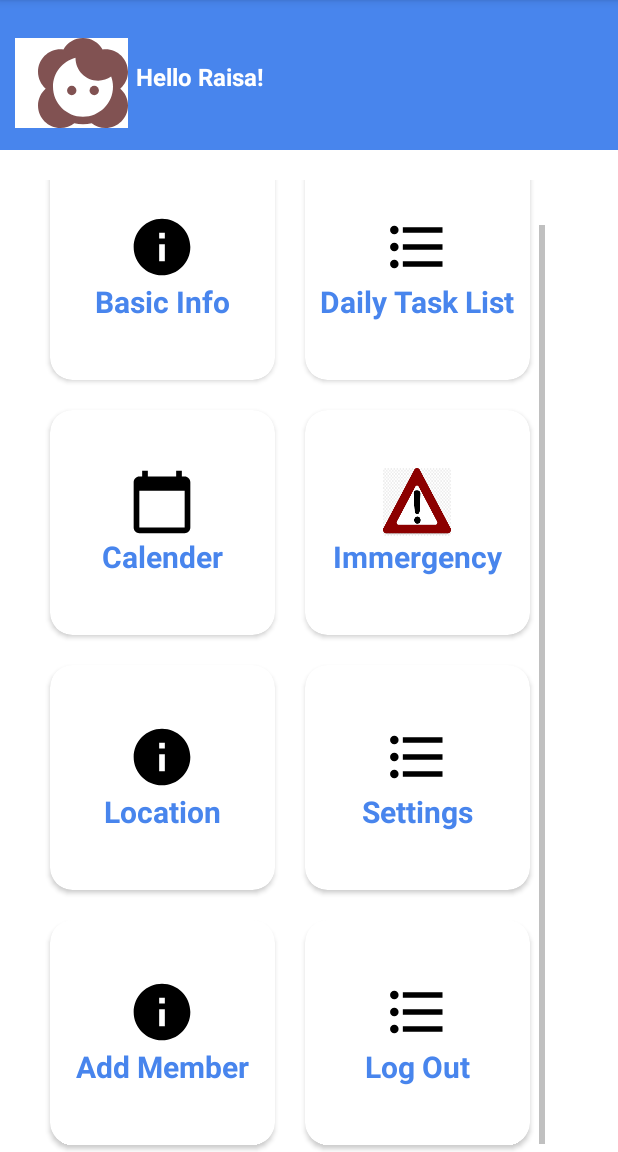
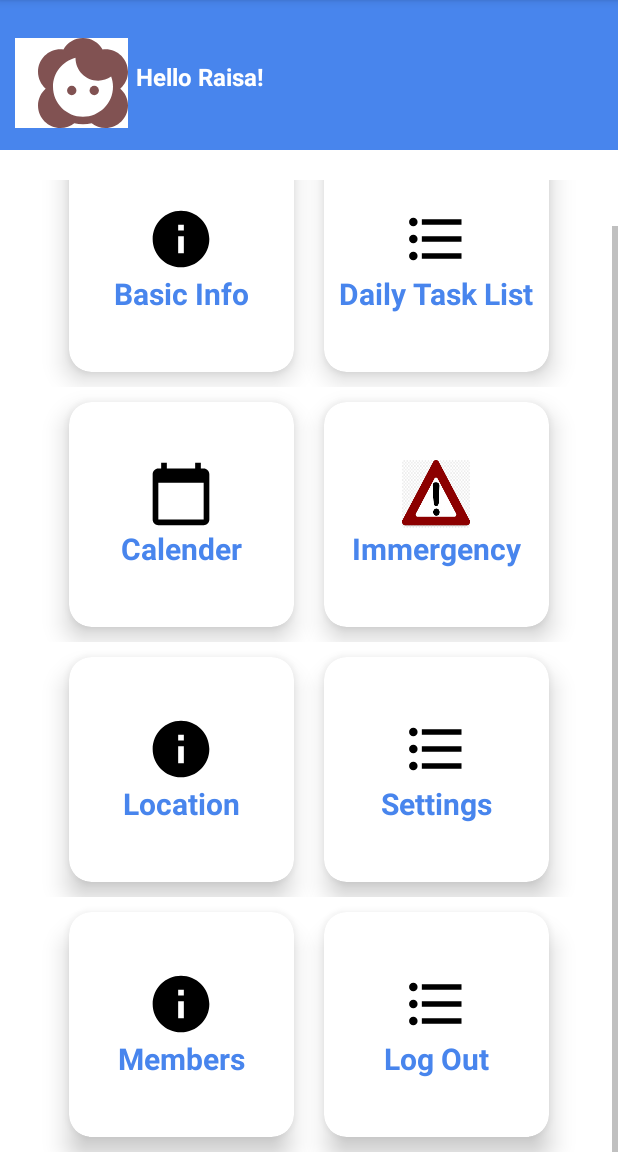
Before and after one commit to Raisa-islam/CarePlus, an Android app: the MainActivity2 screen opened directly, with no data from a screen before it, scrolled down 32 dp, on a phone screen of 412 x 824 dp, the part 84-1236 px from its top. Run offline under Robolectric (Android 15) with nearby library versions, the phone set to English and light mode, and no system bars.

Commit message:
3rd commit. only card view xmls ready... more things to do

```diff
--- a/app/src/main/java/com/raisa/update1/MainActivity2.java
+++ b/app/src/main/java/com/raisa/update1/MainActivity2.java
@@ -6,15 +6,20 @@ import androidx.cardview.widget.CardView;
 import android.content.Intent;
 import android.os.Bundle;
 import android.view.View;
+import android.widget.Toast;
 
 public class MainActivity2 extends AppCompatActivity {
-    CardView task;
+    CardView task, basic_info, settings, log_out, member, location, calender, immergency;
     @Override
     protected void onCreate(Bundle savedInstanceState) {
         super.onCreate(savedInstanceState);
         setContentView(R.layout.activity_main2);
 
         task = findViewById(R.id.CardTask);
+        basic_info = findViewById(R.id.card_Basic);
+        settings = findViewById(R.id.Card_settings);
+        log_out = findViewById(R.id.Card_Logout);
+        member = findViewById(R.id.card_AddMember);
 
         task.setOnClickListener(new View.OnClickListener() {
             @Override
@@ -23,5 +28,38 @@ public class MainActivity2 extends AppCompatActivity {
                 startActivity(i);
             }
         });
+
+        basic_info.setOnClickListener(new View.OnClickListener() {
+            @Override
+            public void onClick(View view) {
+                Intent i = new Intent(MainActivity2.this, Basic_info_card.class);
+                startActivity(i);
+            }
+        });
+        settings.setOnClickListener(new View.OnClickListener() {
+            @Override
+            public void onClick(View view) {
+                Intent i = new Intent(MainActivity2.this, settings_card.class);
+                startActivity(i);
+            }
+        });
+        member.setOnClickListener(new View.OnClickListener() {
+            @Override
+            public void onClick(View view) {
+                Intent i = new Intent(MainActivity2.this, Member_card.class);
+                startActivity(i);
+            }
+        });
+
+
+        //********************************************************************************************************** logout relating to database
+        log_out.setOnClickListener(new View.OnClickListener() {
+            @Override
+            public void onClick(View view) {
+                Intent i = new Intent(MainActivity2.this, MainActivity.class);
+                startActivity(i);
+                Toast.makeText(MainActivity2.this, "Logged out!", Toast.LENGTH_SHORT).show();
+            }
+        });
     }
 }
--- /dev/null
+++ b/app/src/main/res/drawable/ic_baseline_edit_note_24.xml
@@ -0,0 +1,5 @@
+<vector android:height="24dp" android:tint="#4885ED"
+    android:viewportHeight="24" android:viewportWidth="24"
+    android:width="24dp" xmlns:android="http://schemas.android.com/apk/res/android">
+    <path android:fillColor="@android:color/white" android:pathData="M3,10h11v2H3V10zM3,8h11V6H3V8zM3,16h7v-2H3V16zM18.01,12.87l0.71,-0.71c0.39,-0.39 1.02,-0.39 1.41,0l0.71,0.71c0.39,0.39 0.39,1.02 0,1.41l-0.71,0.71L18.01,12.87zM17.3,13.58l-5.3,5.3V21h2.12l5.3,-5.3L17.3,13.58z"/>
+</vector>
--- /dev/null
+++ b/app/src/main/res/drawable/ic_edit_note_24.xml
@@ -0,0 +1,5 @@
+<vector android:height="24dp" android:tint="#FFFFFF"
+    android:viewportHeight="24" android:viewportWidth="24"
+    android:width="24dp" xmlns:android="http://schemas.android.com/apk/res/android">
+    <path android:fillColor="@android:color/white" android:pathData="M3,10h11v2H3V10zM3,8h11V6H3V8zM3,16h7v-2H3V16zM18.01,12.87l0.71,-0.71c0.39,-0.39 1.02,-0.39 1.41,0l0.71,0.71c0.39,0.39 0.39,1.02 0,1.41l-0.71,0.71L18.01,12.87zM17.3,13.58l-5.3,5.3V21h2.12l5.3,-5.3L17.3,13.58z"/>
+</vector>
--- a/app/src/main/res/layout/activity_main2.xml
+++ b/app/src/main/res/layout/activity_main2.xml
@@ -55,154 +55,175 @@
 
 
     </FrameLayout>
+
     <ScrollView
-        android:layout_width="wrap_content"
+        android:layout_width="match_parent"
         android:layout_height="wrap_content"
-        android:layout_marginTop="20dp"
-        android:layout_below="@+id/frame1">
+        android:layout_below="@+id/frame1"
+        android:layout_marginTop="20dp">
+
         <LinearLayout
-            android:layout_marginTop="5dp"
             android:layout_width="match_parent"
+            android:layout_height="wrap_content"
+            android:layout_gravity="center_horizontal"
             android:gravity="center"
-            android:layout_marginLeft="23dp"
-            android:orientation="vertical"
-            android:layout_height="wrap_content" >
+            android:orientation="vertical">
+
             <LinearLayout
                 android:layout_width="match_parent"
                 android:layout_height="wrap_content"
-                android:layout_weight="1"
-                android:layout_gravity="center">
+                android:layout_gravity="center_horizontal"
+                android:gravity="center_horizontal"
+                android:layout_weight="1">
 
                 <androidx.cardview.widget.CardView
+                    android:id="@+id/card_Basic"
                     android:layout_width="150dp"
                     android:layout_height="150dp"
+                    android:layout_margin="10dp"
+                    android:padding="25dp"
+                    app:cardBackgroundColor="@color/white"
                     app:cardCornerRadius="15dp"
-                    android:layout_margin="10dp"
-                    android:id="@+id/card_Basic"
-                    app:cardBackgroundColor="@color/white"
-                    android:padding="25dp">
+                    app:cardElevation="10dp">
+
                     <LinearLayout
                         android:layout_width="wrap_content"
                         android:layout_height="wrap_content"
-                        android:orientation="vertical"
-                        android:layout_gravity="center">
+                        android:layout_gravity="center"
+                        android:orientation="vertical">
+
                         <ImageView
                             android:layout_width="45dp"
                             android:layout_height="45dp"
-                            android:background="@drawable/ic_baseline_info_24"
-                            android:layout_gravity="center"/>
+                            android:layout_gravity="center"
+                            android:background="@drawable/ic_baseline_info_24" />
 
                         <TextView
                             android:layout_width="wrap_content"
                             android:layout_height="wrap_content"
                             android:text="Basic Info"
                             android:textColor="@color/colorAccent"
-                            android:textStyle="bold"
-                            android:textSize="20sp" />
+                            android:textSize="20sp"
+                            android:textStyle="bold" />
                     </LinearLayout>
                 </androidx.cardview.widget.CardView>
+
                 <androidx.cardview.widget.CardView
+                    android:id="@+id/CardTask"
                     android:layout_width="150dp"
                     android:layout_height="150dp"
+                    android:layout_margin="10dp"
+                    android:padding="20dp"
+                    app:cardBackgroundColor="@color/white"
                     app:cardCornerRadius="15dp"
-                    android:layout_margin="10dp"
-                    android:id="@+id/CardTask"
-                    android:padding="20dp"
-                    app:cardBackgroundColor="@color/white">
+                    app:cardElevation="10dp">
+
                     <LinearLayout
                         android:layout_width="wrap_content"
                         android:layout_height="wrap_content"
-                        android:orientation="vertical"
-                        android:layout_gravity="center">
+                        android:layout_gravity="center"
+                        android:orientation="vertical">
+
                         <ImageView
                             android:layout_width="45dp"
                             android:layout_height="45dp"
-                            android:background="@drawable/ic_baseline_format_list_bulleted_24"
-                            android:layout_gravity="center"/>
+                            android:layout_gravity="center"
+                            android:background="@drawable/ic_baseline_format_list_bulleted_24" />
 
                         <TextView
                             android:layout_width="wrap_content"
                             android:layout_height="wrap_content"
                             android:text="Daily Task List"
-                            android:textStyle="bold"
                             android:textColor="@color/colorAccent"
-                            android:textSize="20sp" />
+                            android:textSize="20sp"
+                            android:textStyle="bold" />
                     </LinearLayout>
                 </androidx.cardview.widget.CardView>
+
                 <LinearLayout
-                    android:layout_height="wrap_content"
-                    android:layout_width="wrap_content">
+                    android:layout_width="wrap_content"
+                    android:layout_height="wrap_content">
 
                 </LinearLayout>
                 />
 
             </LinearLayout>
+
             <LinearLayout
                 android:layout_width="match_parent"
                 android:layout_height="wrap_content"
                 android:layout_weight="1">
+
                 <LinearLayout
                     android:layout_width="match_parent"
                     android:layout_height="wrap_content"
-                    android:layout_weight="1"
-                    android:layout_gravity="center">
+                    android:layout_gravity="center_horizontal"
+                    android:gravity="center_horizontal"
+                    android:layout_weight="1">
 
                     <androidx.cardview.widget.CardView
+                        android:id="@+id/card_Calender"
                         android:layout_width="150dp"
                         android:layout_height="150dp"
+                        android:layout_margin="10dp"
+                        android:padding="23dp"
+                        app:cardBackgroundColor="@color/white"
                         app:cardCornerRadius="15dp"
-                        android:layout_margin="10dp"
-                        android:id="@+id/card_Calender"
-                        android:padding="23dp"
-                        app:cardBackgroundColor="@color/white">
+                        app:cardElevation="10dp">
+
                         <LinearLayout
                             android:layout_width="wrap_content"
 
                             android:layout_height="wrap_content"
-                            android:orientation="vertical"
-                            android:layout_gravity="center">
+                            android:layout_gravity="center"
+                            android:orientation="vertical">
+
                             <ImageView
                                 android:layout_width="45dp"
                                 android:layout_height="45dp"
-                                android:background="@drawable/ic_baseline_calendar_today_24"
-                                android:layout_gravity="center"/>
+                                android:layout_gravity="center"
+                                android:background="@drawable/ic_baseline_calendar_today_24" />
 
                             <TextView
                                 android:layout_width="wrap_content"
                                 android:layout_height="wrap_content"
                                 android:text="Calender"
-                                android:textStyle="bold"
                                 android:textColor="@color/colorAccent"
-                                android:textSize="20sp" />
+                                android:textSize="20sp"
+                                android:textStyle="bold" />
                         </LinearLayout>
                     </androidx.cardview.widget.CardView>
+
                     <androidx.cardview.widget.CardView
+                        android:id="@+id/card_immergency"
                         android:layout_width="150dp"
                         android:layout_height="150dp"
+                        android:layout_margin="10dp"
+                        android:padding="23dp"
+                        app:cardBackgroundColor="@color/white"
                         app:cardCornerRadius="15dp"
-                        android:layout_margin="10dp"
-                        android:id="@+id/card_immergency"
-                        android:padding="23dp"
-                        app:cardBackgroundColor="@color/white">
+                        app:cardElevation="10dp">
+
                         <LinearLayout
                             android:layout_width="wrap_content"
 
                             android:layout_height="wrap_content"
-                            android:orientation="vertical"
-                            android:layout_gravity="center">
+                            android:layout_gravity="center"
+                            android:orientation="vertical">
+
                             <ImageView
                                 android:layout_width="45dp"
                                 android:layout_height="45dp"
-                                android:background="@drawable/images"
-                                android:layout_gravity="center"/>
+                                android:layout_gravity="center"
+                                android:background="@drawable/images" />
 
                             <TextView
                                 android:layout_width="wrap_content"
                                 android:layout_height="wrap_content"
                                 android:text="Immergency"
-                                android:textStyle="bold"
                                 android:textColor="@color/colorAccent"
-                                android:textSize="20sp" />
+                                android:textSize="20sp"
+                                android:textStyle="bold" />
                         </LinearLayout>
                     </androidx.cardview.widget.CardView>
 
@@ -213,138 +234,157 @@
             <LinearLayout
                 android:layout_width="match_parent"
                 android:layout_height="wrap_content"
-                android:layout_weight="1"
-                android:layout_gravity="center">
+                android:layout_gravity="center_horizontal"
+                android:gravity="center_horizontal"
+                android:layout_weight="1">
 
                 <androidx.cardview.widget.CardView
+                    android:id="@+id/card_Location"
                     android:layout_width="150dp"
                     android:layout_height="150dp"
+                    android:layout_margin="10dp"
+                    android:padding="25dp"
+                    app:cardBackgroundColor="@color/white"
                     app:cardCornerRadius="15dp"
-                    android:layout_margin="10dp"
-                    android:id="@+id/card_Location"
-                    app:cardBackgroundColor="@color/white"
-                    android:padding="25dp">
+                    app:cardElevation="10dp">
+
                     <LinearLayout
                         android:layout_width="wrap_content"
                         android:layout_height="wrap_content"
-                        android:orientation="vertical"
-                        android:layout_gravity="center">
+                        android:layout_gravity="center"
+                        android:orientation="vertical">
+
                         <ImageView
                             android:layout_width="45dp"
                             android:layout_height="45dp"
-                            android:background="@drawable/ic_baseline_info_24"
-                            android:layout_gravity="center"/>
+                            android:layout_gravity="center"
+                            android:background="@drawable/ic_baseline_info_24" />
 
                         <TextView
                             android:layout_width="wrap_content"
                             android:layout_height="wrap_content"
                             android:text="Location"
                             android:textColor="@color/colorAccent"
-                            android:textStyle="bold"
-                            android:textSize="20sp" />
+                            android:textSize="20sp"
+                            android:textStyle="bold" />
                     </LinearLayout>
                 </androidx.cardview.widget.CardView>
+
                 <androidx.cardview.widget.CardView
+                    android:id="@+id/Card_settings"
                     android:layout_width="150dp"
                     android:layout_height="150dp"
+                    android:layout_margin="10dp"
+                    android:padding="20dp"
+                    app:cardBackgroundColor="@color/white"
                     app:cardCornerRadius="15dp"
-                    android:layout_margin="10dp"
-                    android:id="@+id/Card_settings"
-                    android:padding="20dp"
-                    app:cardBackgroundColor="@color/white">
+                    app:cardElevation="10dp">
+
                     <LinearLayout
                         android:layout_width="wrap_content"
                         android:layout_height="wrap_content"
-                        android:orientation="vertical"
-                        android:layout_gravity="center">
+                        android:layout_gravity="center"
+                        android:orientation="vertical">
+
                         <ImageView
                             android:layout_width="45dp"
                             android:layout_height="45dp"
-                            android:background="@drawable/ic_baseline_format_list_bulleted_24"
-                            android:layout_gravity="center"/>
+                            android:layout_gravity="center"
+                            android:background="@drawable/ic_baseline_format_list_bulleted_24" />
 
                         <TextView
                             android:layout_width="wrap_content"
                             android:layout_height="wrap_content"
                             android:text="Settings"
-                            android:textStyle="bold"
                             android:textColor="@color/colorAccent"
-                            android:textSize="20sp" />
+                            android:textSize="20sp"
+                            android:textStyle="bold" />
                     </LinearLayout>
                 </androidx.cardview.widget.CardView>
+
                 <LinearLayout
-                    android:layout_height="wrap_content"
-                    android:layout_width="wrap_content">
+                    android:layout_width="wrap_content"
+                    android:layout_height="wrap_content">
 
                 </LinearLayout>
                 />
 
             </LinearLayout>
+
             <LinearLayout
                 android:layout_width="match_parent"
                 android:layout_height="wrap_content"
-                android:layout_weight="1"
-                android:layout_gravity="center">
+                android:layout_gravity="center_horizontal"
+                android:gravity="center_horizontal"
+                android:layout_weight="1">
 
                 <androidx.cardview.widget.CardView
+                    android:id="@+id/card_AddMember"
                     android:layout_width="150dp"
                     android:layout_height="150dp"
+                    android:layout_margin="10dp"
+                    android:padding="25dp"
+                    app:cardBackgroundColor="@color/white"
                     app:cardCornerRadius="15dp"
-                    android:layout_margin="10dp"
-                    android:id="@+id/card_AddMember"
-                    app:cardBackgroundColor="@color/white"
-                    android:padding="25dp">
+                    app:cardElevation="10dp">
+
                     <LinearLayout
                         android:layout_width="wrap_content"
                         android:layout_height="wrap_content"
-                        android:orientation="vertical"
-                        android:layout_gravity="center">
+                        android:layout_gravity="center"
+                        android:orientation="vertical">
+
                         <ImageView
                             android:layout_width="45dp"
                             android:layout_height="45dp"
-                            android:background="@drawable/ic_baseline_info_24"
-                            android:layout_gravity="center"/>
+                            android:layout_gravity="center"
+                            android:background="@drawable/ic_baseline_info_24" />
 
                         <TextView
                             android:layout_width="wrap_content"
                             android:layout_height="wrap_content"
-                            android:text="Add Member"
+                            android:text="Members"
                             android:textColor="@color/colorAccent"
-                            android:textStyle="bold"
-                            android:textSize="20sp" />
+                            android:textSize="20sp"
+                            android:textStyle="bold" />
                     </LinearLayout>
                 </androidx.cardview.widget.CardView>
+
                 <androidx.cardview.widget.CardView
+                    android:id="@+id/Card_Logout"
                     android:layout_width="150dp"
                     android:layout_height="150dp"
+                    android:layout_margin="10dp"
+                    android:padding="20dp"
+                    app:cardBackgroundColor="@color/white"
                     app:cardCornerRadius="15dp"
-                    android:layout_margin="10dp"
-                    android:id="@+id/Card_Logout"
-                    android:padding="20dp"
-                    app:cardBackgroundColor="@color/white">
+                    app:cardElevation="10dp">
+
                     <LinearLayout
                         android:layout_width="wrap_content"
                         android:layout_height="wrap_content"
-                        android:orientation="vertical"
-                        android:layout_gravity="center">
+                        android:layout_gravity="center"
+                        android:orientation="vertical">
+
                         <ImageView
                             android:layout_width="45dp"
                             android:layout_height="45dp"
-                            android:background="@drawable/ic_baseline_format_list_bulleted_24"
-                            android:layout_gravity="center"/>
+                            android:layout_gravity="center"
+                            android:background="@drawable/ic_baseline_format_list_bulleted_24" />
 
                         <TextView
                             android:layout_width="wrap_content"
                             android:layout_height="wrap_content"
                             android:text="Log Out"
-                            android:textStyle="bold"
                             android:textColor="@color/colorAccent"
-                            android:textSize="20sp" />
+                            android:textSize="20sp"
+                            android:textStyle="bold" />
                     </LinearLayout>
                 </androidx.cardview.widget.CardView>
+
                 <LinearLayout
-                    android:layout_height="wrap_content"
-                    android:layout_width="wrap_content">
+                    android:layout_width="wrap_content"
+                    android:layout_height="wrap_content">
 
                 </LinearLayout>
                 />
```
Also changed, not shown: app/src/main/AndroidManifest.xml (+12 -3 lines), app/src/main/java/com/raisa/update1/Basic_info_card.java (added, +30 -0 lines), app/src/main/java/com/raisa/update1/MainActivity3.java (+0 -7 lines), app/src/main/java/com/raisa/update1/Member_card.java (added, +14 -0 lines), app/src/main/java/com/raisa/update1/settings_card.java (added, +14 -0 lines), app/src/main/res/layout/activity_basic_info_card.xml (added, +89 -0 lines), app/src/main/res/layout/activity_member_card.xml (added, +57 -0 lines), app/src/main/res/layout/activity_settings_card.xml (added, +69 -0 lines), app/src/main/res/layout/app_bar_main.xml (+1 -12 lines), app/src/main/res/raw/mode_dark_light.json (added, +1 -0 lines).
